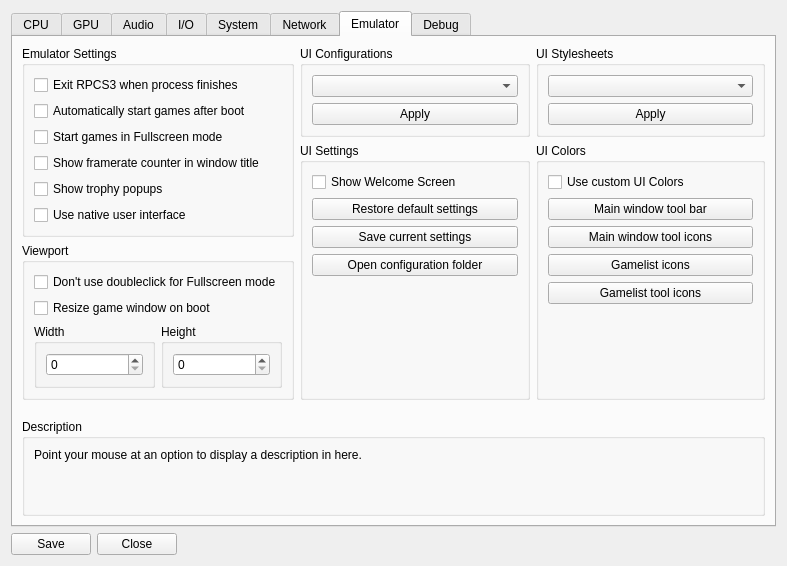
Old version of the form rpcs3/rpcs3qt/settings_dialog.ui in the repository RPCS3/rpcs3.
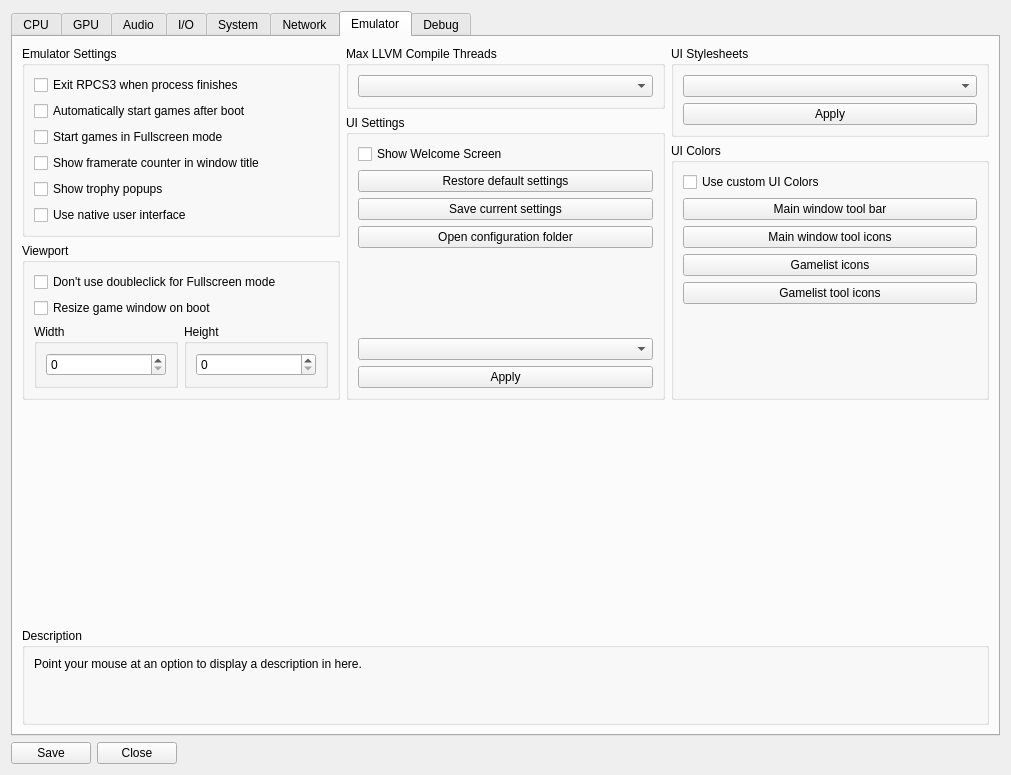
New version of the form. Icons and pictures are not drawn.

Commit message: Qt/Core: implement max llvm compile threads

What changed in the file:
```diff
--- a/rpcs3/rpcs3qt/settings_dialog.ui
+++ b/rpcs3/rpcs3qt/settings_dialog.ui
@@ -6,8 +6,8 @@
    <rect>
     <x>0</x>
     <y>0</y>
-    <width>787</width>
-    <height>566</height>
+    <width>1011</width>
+    <height>775</height>
    </rect>
   </property>
   <property name="sizePolicy">
@@ -1379,18 +1379,11 @@
            <item>
             <widget class="QGroupBox" name="gb_configs">
              <property name="title">
-              <string>UI Configurations</string>
+              <string>Max LLVM Compile Threads</string>
              </property>
              <layout class="QVBoxLayout" name="verticalLayout_44">
               <item>
-               <widget class="QComboBox" name="combo_configs"/>
-              </item>
-              <item>
-               <widget class="QPushButton" name="pb_apply_config">
-                <property name="text">
-                 <string>Apply</string>
-                </property>
-               </widget>
+               <widget class="QComboBox" name="maxLLVMThreads"/>
               </item>
              </layout>
             </widget>
@@ -1439,12 +1432,22 @@
                 </property>
                 <property name="sizeHint" stdset="0">
                  <size>
-                  <width>0</width>
+                  <width>20</width>
                   <height>0</height>
                  </size>
                 </property>
                </spacer>
               </item>
+              <item>
+               <widget class="QComboBox" name="combo_configs"/>
+              </item>
+              <item>
+               <widget class="QPushButton" name="pb_apply_config">
+                <property name="text">
+                 <string>Apply</string>
+                </property>
+               </widget>
+              </item>
              </layout>
             </widget>
            </item>
```
Left out of the diff: 4 changed lines with no effect on the pictures. The commit also changes 6 other files.
